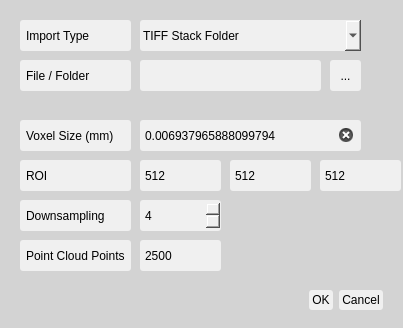
Qt form Code/GUI/dialogs/xray_dialog.ui (patrickjcraig/Multi_Modal_Spring2026) before a commit.
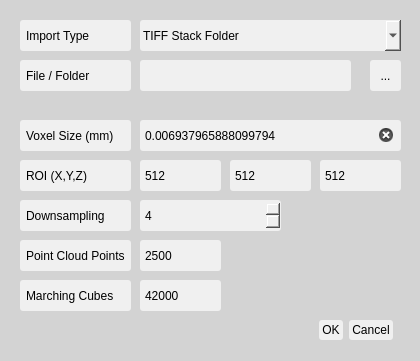
The same form after that commit.

The edit to the form file:
```diff
--- a/Code/GUI/dialogs/xray_dialog.ui
+++ b/Code/GUI/dialogs/xray_dialog.ui
@@ -6,8 +6,8 @@
    <rect>
     <x>0</x>
     <y>0</y>
-    <width>403</width>
-    <height>328</height>
+    <width>420</width>
+    <height>361</height>
    </rect>
   </property>
   <property name="sizePolicy">
@@ -30,8 +30,8 @@
   <widget class="QDialogButtonBox" name="buttonBox">
    <property name="geometry">
     <rect>
-     <x>300</x>
-     <y>280</y>
+     <x>310</x>
+     <y>310</y>
      <width>91</width>
      <height>41</height>
     </rect>
@@ -59,7 +59,7 @@
     <rect>
      <x>140</x>
      <y>60</y>
-     <width>181</width>
+     <width>211</width>
      <height>31</height>
     </rect>
    </property>
@@ -77,12 +77,12 @@
     <rect>
      <x>140</x>
      <y>20</y>
-     <width>221</width>
+     <width>261</width>
      <height>31</height>
     </rect>
    </property>
    <property name="autoFillBackground">
-    <bool>true</bool>
+    <bool>false</bool>
    </property>
    <property name="styleSheet">
     <string notr="true">background-color: #f0f0f0;
@@ -108,7 +108,7 @@
   <widget class="QPushButton" name="btn_browse">
    <property name="geometry">
     <rect>
-     <x>330</x>
+     <x>370</x>
      <y>60</y>
      <width>31</width>
      <height>31</height>
@@ -203,7 +203,7 @@
     <rect>
      <x>140</x>
      <y>200</y>
-     <width>81</width>
+     <width>141</width>
      <height>31</height>
     </rect>
    </property>
@@ -245,7 +245,7 @@
     <rect>
      <x>140</x>
      <y>120</y>
-     <width>221</width>
+     <width>261</width>
      <height>31</height>
     </rect>
    </property>
@@ -351,7 +351,7 @@
 border-radius: 3px;</string>
    </property>
    <property name="text">
-    <string>ROI</string>
+    <string>ROI (X,Y,Z)</string>
    </property>
   </widget>
   <widget class="QLabel" name="label_downsampling">
@@ -396,6 +396,51 @@
     <string>Point Cloud Points</string>
    </property>
   </widget>
+  <widget class="QLabel" name="label_marching_cubes">
+   <property name="geometry">
+    <rect>
+     <x>20</x>
+     <y>280</y>
+     <width>111</width>
+     <height>31</height>
+    </rect>
+   </property>
+   <property name="autoFillBackground">
+    <bool>false</bool>
+   </property>
+   <property name="styleSheet">
+    <string notr="true">background-color: #f0f0f0;
+padding: 3px;
+border-radius: 3px;</string>
+   </property>
+   <property name="text">
+    <string>Marching Cubes</string>
+   </property>
+  </widget>
+  <widget class="QSpinBox" name="spin_marching_cubes">
+   <property name="geometry">
+    <rect>
+     <x>140</x>
+     <y>280</y>
+     <width>81</width>
+     <height>31</height>
+    </rect>
+   </property>
+   <property name="styleSheet">
+    <string notr="true">background-color: #f0f0f0;
+padding: 3px;
+border-radius: 3px;</string>
+   </property>
+   <property name="buttonSymbols">
+    <enum>QAbstractSpinBox::ButtonSymbols::NoButtons</enum>
+   </property>
+   <property name="maximum">
+    <number>262143</number>
+   </property>
+   <property name="value">
+    <number>42000</number>
+   </property>
+  </widget>
  </widget>
  <resources/>
  <connections>
```
